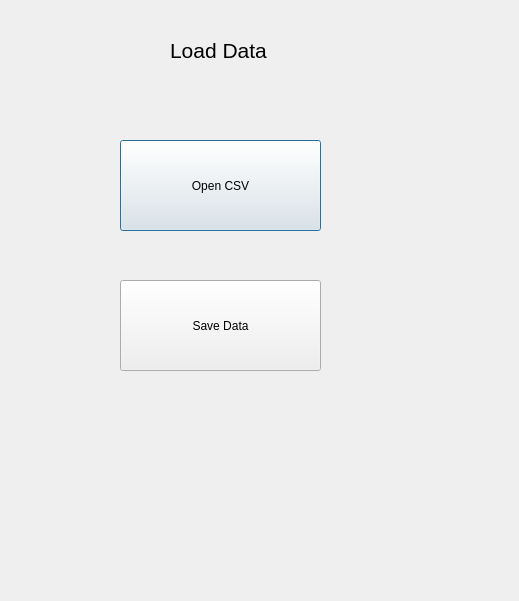
The window that src/Interface/UI/load_data.ui (hellorahat/LoanEligibilityPredictor) describes before a commit, drawn with Qt 5.
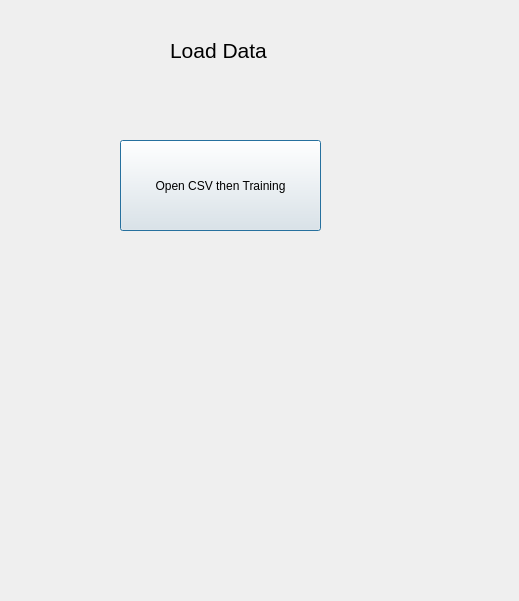
The same window after the commit.

The edit to the form file:
```diff
--- a/src/Interface/UI/load_data.ui
+++ b/src/Interface/UI/load_data.ui
@@ -41,20 +41,7 @@
     </rect>
    </property>
    <property name="text">
-    <string>Open CSV</string>
-   </property>
-  </widget>
-  <widget class="QPushButton" name="pushButton_2">
-   <property name="geometry">
-    <rect>
-     <x>120</x>
-     <y>280</y>
-     <width>201</width>
-     <height>91</height>
-    </rect>
-   </property>
-   <property name="text">
-    <string>Save Data</string>
+    <string>Open CSV then Training</string>
    </property>
   </widget>
  </widget>
```
